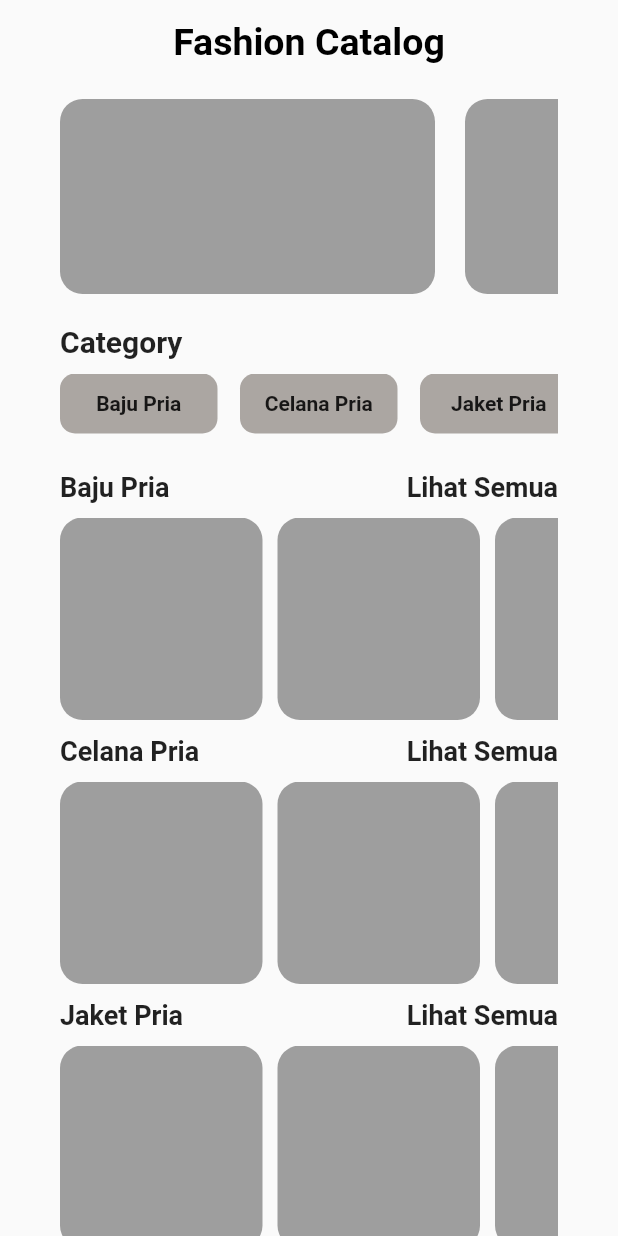
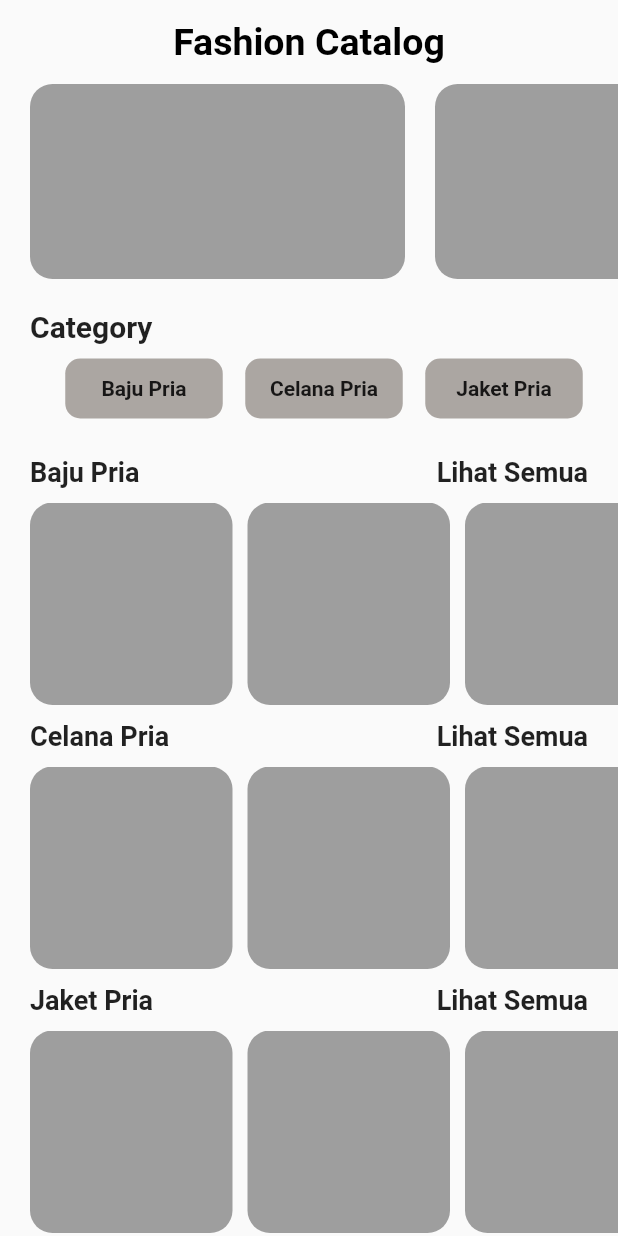
Before and after one commit to FachrulRivaldy/clothing-reference-app, a Flutter app: the MainMenu screen opened directly, on a phone screen of 412 x 824 dp. Run offline on Flutter 3.47's test engine with Material 2 defaults, Android fonts, the phone set to English and light mode, and no system bars; our stand-ins replace curved_navigation_bar, introduction_screen.

Commit message:
update mainMenu
pembetulan padding

```diff
--- a/lib/pages/mainMenu.dart
+++ b/lib/pages/mainMenu.dart
@@ -28,7 +28,7 @@
         ),
       ),
       body: Padding(
-        padding: const EdgeInsets.only(left: 40, right: 40, top: 10),
+        padding: const EdgeInsets.only(left: 20),
         child: Container(
           height: MediaQuery.of(context).size.height,
           width: MediaQuery.of(context).size.width,
@@ -141,7 +141,9 @@
                   ),
                 ),
                 const SizedBox(height: 25),
-                Row(
+                Padding(
+                  padding: const EdgeInsets.only(right: 20),
+                  child: Row(
                     mainAxisAlignment: MainAxisAlignment.spaceBetween,
                     children: [
                       const Text(
@@ -156,7 +158,8 @@
                           Navigator.push(
                               context,
                               MaterialPageRoute(
-                                builder: (context) => const CategoryDetails()));
+                                  builder: (context) =>
+                                      const CategoryDetails()));
                         },
                         child: const Text(
                           'Lihat Semua',
@@ -167,6 +170,7 @@
                         ),
                       ),
                     ],
+                  ),
                 ),
                 const SizedBox(height: 10),
                 SingleChildScrollView(
@@ -224,7 +228,9 @@
                   ),
                 ),
                 const SizedBox(height: 10),
-                Row(
+                Padding(
+                  padding: const EdgeInsets.only(right: 20),
+                  child: Row(
                     mainAxisAlignment: MainAxisAlignment.spaceBetween,
                     children: [
                       const Text(
@@ -245,6 +251,7 @@
                         ),
                       ),
                     ],
+                  ),
                 ),
                 const SizedBox(height: 10),
                 SingleChildScrollView(
@@ -302,7 +309,9 @@
                   ),
                 ),
                 const SizedBox(height: 10),
-                Row(
+                Padding(
+                  padding: const EdgeInsets.only(right: 20),
+                  child: Row(
                     mainAxisAlignment: MainAxisAlignment.spaceBetween,
                     children: [
                       const Text(
@@ -323,6 +332,7 @@
                         ),
                       ),
                     ],
+                  ),
                 ),
                 const SizedBox(height: 10),
                 SingleChildScrollView(
```
Lines whose indentation alone changed are shown as unchanged.
